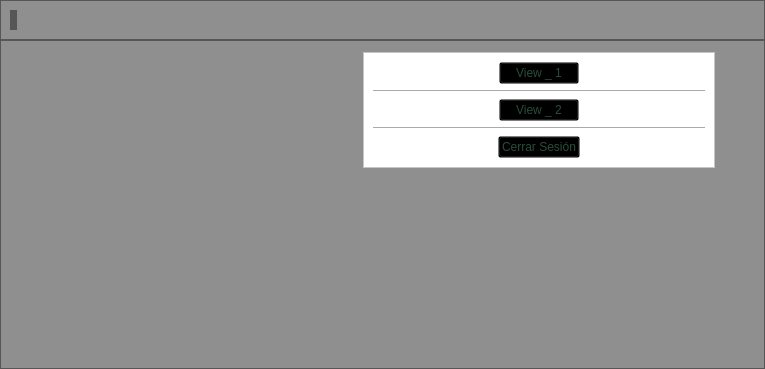
Above: ham_options.ui from altitude-solutions/Camino_Real_Desktop before the change. Below: the same form after it.
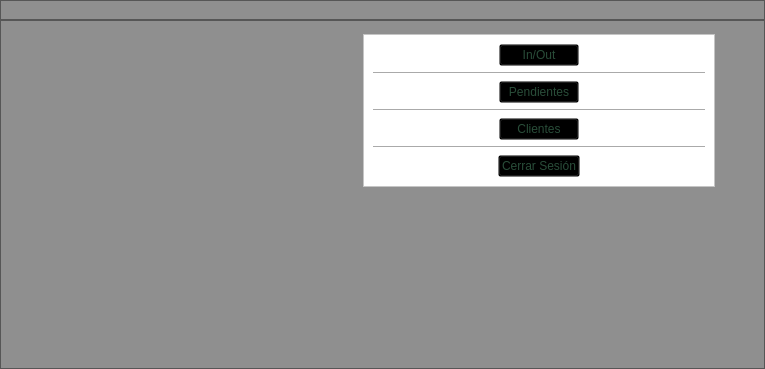
That is the form after the change.

Commit message: widget clients created

The edit to the form file:
```diff
--- a/ham_options.ui
+++ b/ham_options.ui
@@ -40,71 +40,7 @@
      <property name="frameShadow">
       <enum>QFrame::Raised</enum>
      </property>
-     <layout class="QHBoxLayout" name="horizontalLayout_4">
-      <item>
-       <spacer name="horizontalSpacer_9">
-        <property name="orientation">
-         <enum>Qt::Horizontal</enum>
-        </property>
-        <property name="sizeType">
-         <enum>QSizePolicy::Preferred</enum>
-        </property>
-        <property name="sizeHint" stdset="0">
-         <size>
-          <width>40</width>
-          <height>20</height>
-         </size>
-        </property>
-       </spacer>
-      </item>
-      <item>
-       <widget class="QLabel" name="main_icon">
-        <property name="text">
-         <string/>
-        </property>
-       </widget>
-      </item>
-      <item>
-       <spacer name="horizontalSpacer_10">
-        <property name="orientation">
-         <enum>Qt::Horizontal</enum>
-        </property>
-        <property name="sizeHint" stdset="0">
-         <size>
-          <width>860</width>
-          <height>20</height>
-         </size>
-        </property>
-       </spacer>
-      </item>
-      <item>
-       <widget class="QPushButton" name="icon_back">
-        <property name="styleSheet">
-         <string notr="true">border-style:outset;
-background-color:transparent;</string>
-        </property>
-        <property name="text">
-         <string/>
-        </property>
-       </widget>
-      </item>
-      <item>
-       <spacer name="horizontalSpacer_11">
-        <property name="orientation">
-         <enum>Qt::Horizontal</enum>
-        </property>
-        <property name="sizeType">
-         <enum>QSizePolicy::Preferred</enum>
-        </property>
-        <property name="sizeHint" stdset="0">
-         <size>
-          <width>40</width>
-          <height>20</height>
-         </size>
-        </property>
-       </spacer>
-      </item>
-     </layout>
+     <layout class="QHBoxLayout" name="horizontalLayout_4"/>
     </widget>
    </item>
    <item>
@@ -130,7 +66,7 @@
         <property name="sizeHint" stdset="0">
          <size>
           <width>20</width>
-          <height>2</height>
+          <height>4</height>
          </size>
         </property>
        </spacer>
@@ -203,7 +139,7 @@
 </string>
                </property>
                <property name="text">
-                <string>View _ 1</string>
+                <string>In/Out</string>
                </property>
               </widget>
              </item>
@@ -271,7 +207,7 @@
 }</string>
                </property>
                <property name="text">
-                <string>View _ 2</string>
+                <string>Pendientes</string>
                </property>
               </widget>
              </item>
@@ -293,6 +229,72 @@
              </item>
             </layout>
            </item>
+           <item>
+            <widget class="Line" name="line_3">
+             <property name="orientation">
+              <enum>Qt::Horizontal</enum>
+             </property>
+            </widget>
+           </item>
+           <item>
+            <layout class="QHBoxLayout" name="horizontalLayout_6">
+             <item>
+              <spacer name="horizontalSpacer_9">
+               <property name="orientation">
+                <enum>Qt::Horizontal</enum>
+               </property>
+               <property name="sizeHint" stdset="0">
+                <size>
+                 <width>40</width>
+                 <height>20</height>
+                </size>
+               </property>
+              </spacer>
+             </item>
+             <item>
+              <widget class="QPushButton" name="clients">
+               <property name="styleSheet">
+                <string notr="true">QPushButton#clients {
+    font: 14pt &quot;MS Shell Dlg 2&quot;;
+	color:#294D39;		
+	background-color:transparent;
+	min-width:6em;	
+	max-width:6em;
+	min-height:1.5em;
+	max-height:1.5em; 
+}
+
+QPushButton:hover#clients {
+    font: 14pt &quot;MS Shell Dlg 2&quot;;
+	color:#294D39;		
+	background-color:rgba(50,50,50,50%);
+	min-width:6em;	
+	max-width:6em;
+	min-height:1.5em;
+	max-height:1.5em; 
+}
+</string>
+               </property>
+               <property name="text">
+                <string>Clientes</string>
+               </property>
+              </widget>
+             </item>
+             <item>
+              <spacer name="horizontalSpacer_10">
+               <property name="orientation">
+                <enum>Qt::Horizontal</enum>
+               </property>
+               <property name="sizeHint" stdset="0">
+                <size>
+                 <width>40</width>
+                 <height>20</height>
+                </size>
+               </property>
+              </spacer>
+             </item>
+            </layout>
+           </item>
            <item>
             <widget class="Line" name="line_2">
              <property name="orientation">
@@ -391,7 +393,7 @@
         <property name="sizeHint" stdset="0">
          <size>
           <width>20</width>
-          <height>125</height>
+          <height>138</height>
          </size>
         </property>
        </spacer>
```
Left out of the diff: 1 changed line with no effect on the pictures. The commit also changes 35 other files.
